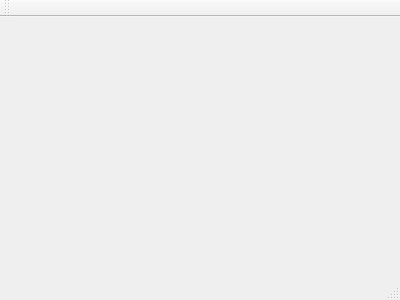
This is src/mainwindow.ui in carvalhojldc/monitor as Qt 5 draws it before an edit. The edited form follows.
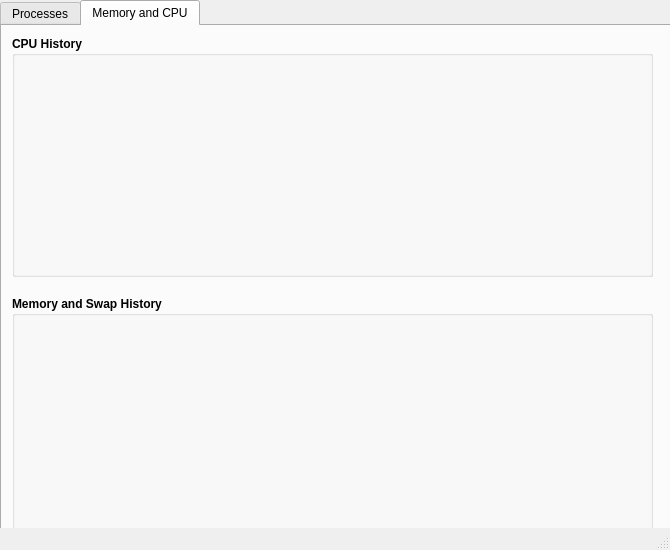
This is the edited form. Custom widgets are drawn as their Qt base class.

```diff
--- a/src/mainwindow.ui
+++ b/src/mainwindow.ui
@@ -1,24 +1,246 @@
 <ui version="4.0">
  <class>MainWindow</class>
- <widget class="QMainWindow" name="MainWindow" >
-  <property name="geometry" >
+ <widget class="QMainWindow" name="MainWindow">
+  <property name="geometry">
    <rect>
     <x>0</x>
     <y>0</y>
-    <width>400</width>
-    <height>300</height>
+    <width>670</width>
+    <height>550</height>
    </rect>
   </property>
-  <property name="windowTitle" >
-   <string>MainWindow</string>
+  <property name="minimumSize">
+   <size>
+    <width>670</width>
+    <height>550</height>
+   </size>
   </property>
-  <widget class="QMenuBar" name="menuBar" />
-  <widget class="QToolBar" name="mainToolBar" />
-  <widget class="QWidget" name="centralWidget" />
-  <widget class="QStatusBar" name="statusBar" />
+  <property name="maximumSize">
+   <size>
+    <width>670</width>
+    <height>550</height>
+   </size>
+  </property>
+  <property name="windowTitle">
+   <string>Beer System Monitor</string>
+  </property>
+  <widget class="QWidget" name="centralWidget">
+   <widget class="QTabWidget" name="tabWidget">
+    <property name="geometry">
+     <rect>
+      <x>0</x>
+      <y>0</y>
+      <width>671</width>
+      <height>571</height>
+     </rect>
+    </property>
+    <property name="sizePolicy">
+     <sizepolicy hsizetype="Fixed" vsizetype="Fixed">
+      <horstretch>0</horstretch>
+      <verstretch>0</verstretch>
+     </sizepolicy>
+    </property>
+    <property name="font">
+     <font>
+      <weight>50</weight>
+      <bold>false</bold>
+     </font>
+    </property>
+    <property name="tabShape">
+     <enum>QTabWidget::Rounded</enum>
+    </property>
+    <property name="currentIndex">
+     <number>1</number>
+    </property>
+    <property name="movable">
+     <bool>true</bool>
+    </property>
+    <property name="tabBarAutoHide">
+     <bool>false</bool>
+    </property>
+    <widget class="QWidget" name="tab">
+     <attribute name="title">
+      <string>Processes</string>
+     </attribute>
+     <widget class="QTableWidget" name="tableWidget">
+      <property name="geometry">
+       <rect>
+        <x>10</x>
+        <y>20</y>
+        <width>651</width>
+        <height>441</height>
+       </rect>
+      </property>
+      <property name="showGrid">
+       <bool>false</bool>
+      </property>
+      <attribute name="horizontalHeaderVisible">
+       <bool>false</bool>
+      </attribute>
+      <attribute name="verticalHeaderVisible">
+       <bool>false</bool>
+      </attribute>
+     </widget>
+    </widget>
+    <widget class="QWidget" name="tab_2">
+     <attribute name="title">
+      <string>Memory and CPU</string>
+     </attribute>
+     <widget class="QGroupBox" name="groupBox">
+      <property name="geometry">
+       <rect>
+        <x>10</x>
+        <y>270</y>
+        <width>641</width>
+        <height>241</height>
+       </rect>
+      </property>
+      <property name="font">
+       <font>
+        <weight>75</weight>
+        <bold>true</bold>
+       </font>
+      </property>
+      <property name="title">
+       <string>Memory and Swap History</string>
+      </property>
+      <widget class="QCustomPlot" name="graphMemory" native="true">
+       <property name="geometry">
+        <rect>
+         <x>10</x>
+         <y>30</y>
+         <width>621</width>
+         <height>161</height>
+        </rect>
+       </property>
+       <property name="minimumSize">
+        <size>
+         <width>22</width>
+         <height>22</height>
+        </size>
+       </property>
+       <property name="maximumSize">
+        <size>
+         <width>16777215</width>
+         <height>16777215</height>
+        </size>
+       </property>
+       <layout class="QGridLayout" name="gridLayout_3"/>
+      </widget>
+      <widget class="QWidget" name="layoutWidget">
+       <property name="geometry">
+        <rect>
+         <x>10</x>
+         <y>200</y>
+         <width>621</width>
+         <height>31</height>
+        </rect>
+       </property>
+       <layout class="QGridLayout" name="gridLayout">
+        <item row="0" column="0">
+         <widget class="QLabel" name="lb_m_ram">
+          <property name="font">
+           <font>
+            <weight>75</weight>
+            <bold>true</bold>
+           </font>
+          </property>
+          <property name="text">
+           <string/>
+          </property>
+          <property name="alignment">
+           <set>Qt::AlignCenter</set>
+          </property>
+         </widget>
+        </item>
+        <item row="0" column="1">
+         <widget class="QLabel" name="lb_m_swap">
+          <property name="font">
+           <font>
+            <weight>75</weight>
+            <bold>true</bold>
+           </font>
+          </property>
+          <property name="text">
+           <string/>
+          </property>
+          <property name="alignment">
+           <set>Qt::AlignCenter</set>
+          </property>
+         </widget>
+        </item>
+       </layout>
+      </widget>
+      <zorder>layoutWidget</zorder>
+      <zorder>graphMemory</zorder>
+     </widget>
+     <widget class="QGroupBox" name="groupBox_2">
+      <property name="geometry">
+       <rect>
+        <x>10</x>
+        <y>10</y>
+        <width>641</width>
+        <height>241</height>
+       </rect>
+      </property>
+      <property name="font">
+       <font>
+        <weight>75</weight>
+        <bold>true</bold>
+       </font>
+      </property>
+      <property name="title">
+       <string>CPU History</string>
+      </property>
+      <widget class="QCustomPlot" name="graphCPU" native="true">
+       <property name="geometry">
+        <rect>
+         <x>10</x>
+         <y>30</y>
+         <width>621</width>
+         <height>161</height>
+        </rect>
+       </property>
+       <property name="minimumSize">
+        <size>
+         <width>22</width>
+         <height>22</height>
+        </size>
+       </property>
+       <property name="maximumSize">
+        <size>
+         <width>16777215</width>
+         <height>16777215</height>
+        </size>
+       </property>
+       <layout class="QGridLayout" name="gridLayout_4"/>
+      </widget>
+      <widget class="QWidget" name="gridLayoutWidget">
+       <property name="geometry">
+        <rect>
+         <x>10</x>
+         <y>200</y>
+         <width>571</width>
+         <height>31</height>
+        </rect>
+       </property>
+       <layout class="QGridLayout" name="gridCPU"/>
+      </widget>
+     </widget>
+    </widget>
+   </widget>
+  </widget>
+  <widget class="QStatusBar" name="statusBar"/>
  </widget>
- <layoutDefault spacing="6" margin="11" />
- <pixmapfunction></pixmapfunction>
+ <layoutdefault spacing="6" margin="11"/>
+ <customwidgets>
+  <customwidget>
+   <class>QCustomPlot</class>
+   <extends>QWidget</extends>
+   <header>qcustomplot.h</header>
+   <container>1</container>
+  </customwidget>
+ </customwidgets>
  <resources/>
  <connections/>
 </ui>
```
Left out of the diff: 1 changed line with no effect on the pictures.
